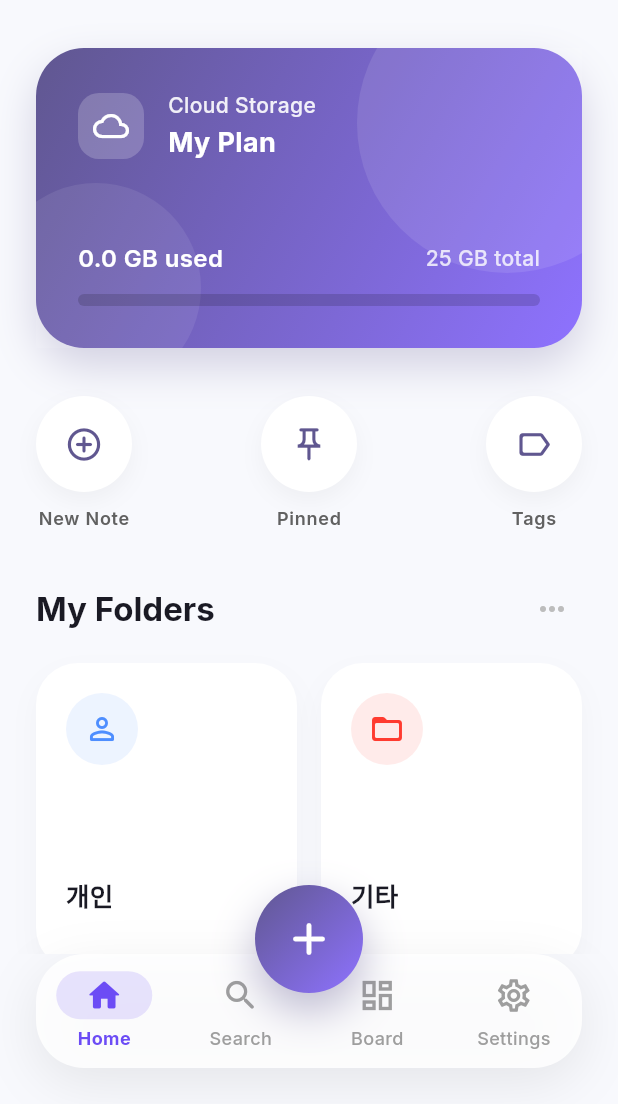
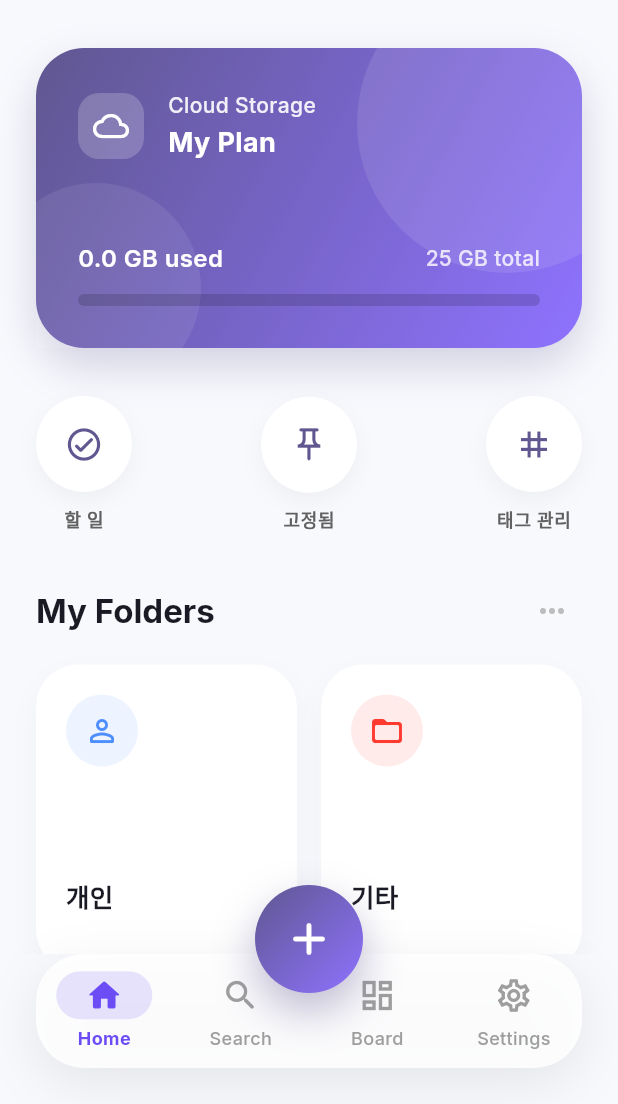
Before and after one commit to sangheonkimme/simple_note_app, a Flutter app: the screen it shows after launch, on a phone screen of 412 x 824 dp, the part 132-1236 px from its top. Run offline on Flutter 3.47's test engine with Material 3 defaults, Android fonts, the phone set to English and light mode, and no system bars; our stand-ins replace firebase_analytics, firebase_core, firebase_crashlytics, flutter_native_splash, flutter_riverpod, google_fonts and 3 more; accounts and stored records are empty; generated files the repository leaves out were written again; network calls fail.

Commit message:
feat : UI 개선 2차

```diff
--- a/lib/src/features/notes/presentation/home_screen.dart
+++ b/lib/src/features/notes/presentation/home_screen.dart
@@ -2,6 +2,7 @@
 import 'package:flutter/material.dart';
 import 'package:flutter_riverpod/flutter_riverpod.dart';
 import 'package:novita/src/data/models/folder.dart';
+import 'package:novita/src/data/models/note.dart';
 import 'package:novita/src/data/providers.dart';
 import 'package:novita/src/features/notes/presentation/folder_notes_screen.dart';
 import 'package:novita/src/features/notes/presentation/note_editor_screen.dart';
@@ -31,32 +32,34 @@ class HomeScreen extends ConsumerWidget {
                         const SizedBox(height: 32),
                         _HomeActionRow(actions: [
                         _QuickAction(
-                            icon: Icons.add_circle_outline_rounded,
-                            label: 'New Note',
+                          icon: Icons.check_circle_outline_rounded,
+                          label: '할 일',
                           onTap: () {
                             Navigator.push(
                               context,
                               MaterialPageRoute(
-                                  builder: (_) => const NoteEditorScreen(),
+                                builder: (_) => const NoteEditorScreen(
+                                  initialNoteType: NoteType.checklist,
+                                ),
                               ),
                             );
                           },
                         ),
                         _QuickAction(
                           icon: Icons.push_pin_outlined,
-                            label: 'Pinned',
+                          label: '고정됨',
                           onTap: () {
                             ScaffoldMessenger.of(context).showSnackBar(
-                                const SnackBar(content: Text('Pinned notes coming soon')),
+                              const SnackBar(content: Text('곧 고정 노트 보드가 제공될 예정입니다.')),
                             );
                           },
                         ),
                         _QuickAction(
-                            icon: Icons.label_outline_rounded,
-                            label: 'Tags',
+                          icon: Icons.tag_outlined,
+                          label: '태그 관리',
                           onTap: () {
                             ScaffoldMessenger.of(context).showSnackBar(
-                                const SnackBar(content: Text('Tag management coming soon')),
+                              const SnackBar(content: Text('태그 관리 기능은 다음 업데이트에서 제공됩니다.')),
                             );
                           },
                         ),
--- a/lib/src/features/notes/presentation/note_editor_screen.dart
+++ b/lib/src/features/notes/presentation/note_editor_screen.dart
@@ -11,10 +11,11 @@ import 'package:novita/src/data/models/tag.dart';
 import 'package:novita/src/data/providers.dart';
 
 class NoteEditorScreen extends ConsumerStatefulWidget {
-  const NoteEditorScreen({super.key, this.note, this.folder});
+  const NoteEditorScreen({super.key, this.note, this.folder, this.initialNoteType = NoteType.text});
 
   final Note? note;
   final Folder? folder;
+  final NoteType initialNoteType;
 
   @override
   ConsumerState<NoteEditorScreen> createState() => _NoteEditorScreenState();
@@ -39,7 +40,7 @@ class _NoteEditorScreenState extends ConsumerState<NoteEditorScreen> {
 
     _titleController = TextEditingController(text: widget.note?.title ?? '');
     _bodyController = TextEditingController(text: widget.note?.body ?? '');
-    _noteType = widget.note?.type ?? NoteType.text;
+    _noteType = widget.note?.type ?? widget.initialNoteType;
     _checklistItems = widget.note?.checklistItems.map((item) => ChecklistItem()..text = item.text..done = item.done).toList() ?? [];
     _selectedTags = widget.note?.tags.toList() ?? [];
     _existingAttachments.addAll(widget.note?.attachments ?? []);
```
Lines whose indentation alone changed are shown as unchanged.
